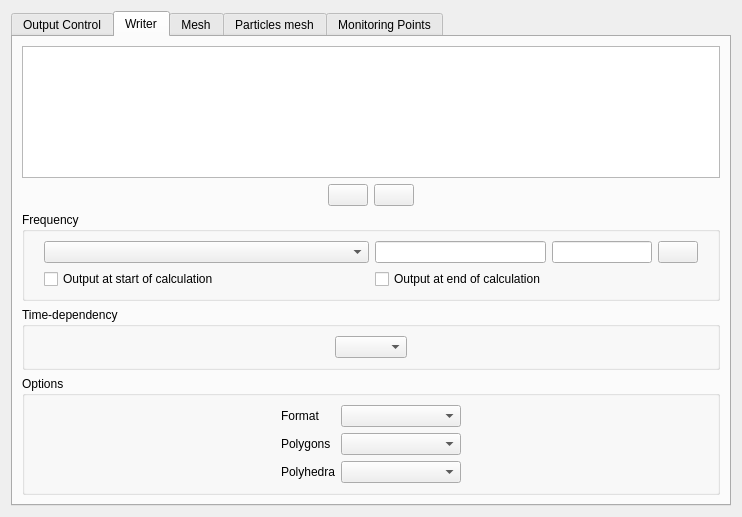
Qt form gui/Pages/OutputControlForm.ui (code-saturne/code_saturne) before a commit.
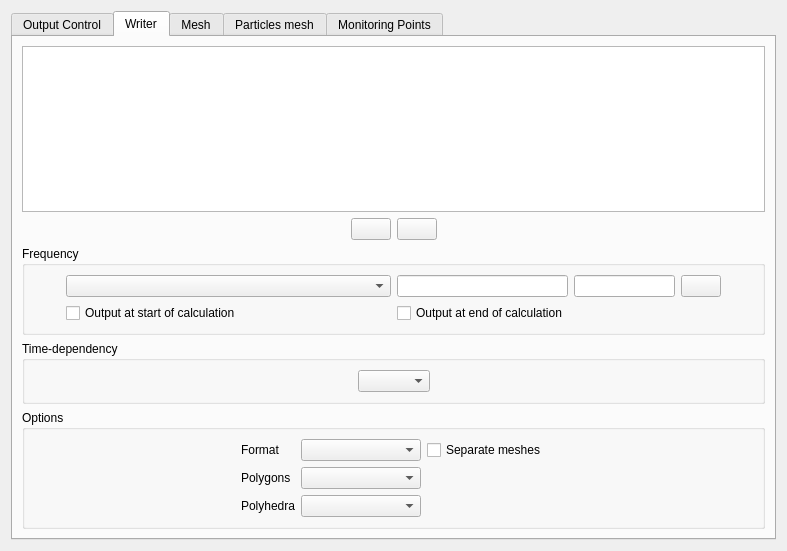
The same form after that commit. The open tabs and pages were chosen to show the change. Icons and pictures are not drawn.

Commit message: Add handling of separate_meshes writer option by GUI.

Patch:
```diff
--- a/gui/Pages/OutputControlForm.ui
+++ b/gui/Pages/OutputControlForm.ui
@@ -6,8 +6,8 @@
    <rect>
     <x>0</x>
     <y>0</y>
-    <width>742</width>
-    <height>517</height>
+    <width>787</width>
+    <height>551</height>
    </rect>
   </property>
   <property name="windowTitle">
@@ -327,6 +327,16 @@
                 </property>
                </widget>
               </item>
+              <item row="0" column="2">
+               <widget class="QCheckBox" name="checkBoxSeparateMeshes">
+                <property name="toolTip">
+                 <string>If checked, separate outputs (i.e. files) will be used for each mesh associated with this writer.</string>
+                </property>
+                <property name="text">
+                 <string>Separate meshes</string>
+                </property>
+               </widget>
+              </item>
              </layout>
             </item>
             <item>
```
Left out of the diff: 6 changed lines with no effect on the pictures. The commit also changes 2 other files.
